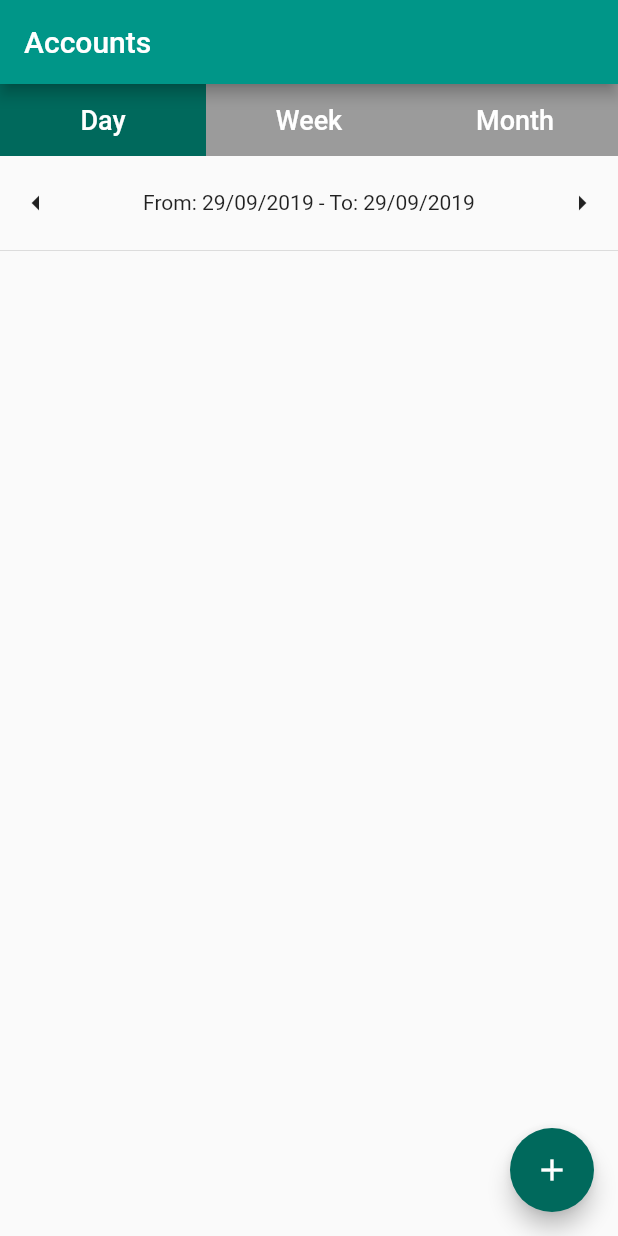
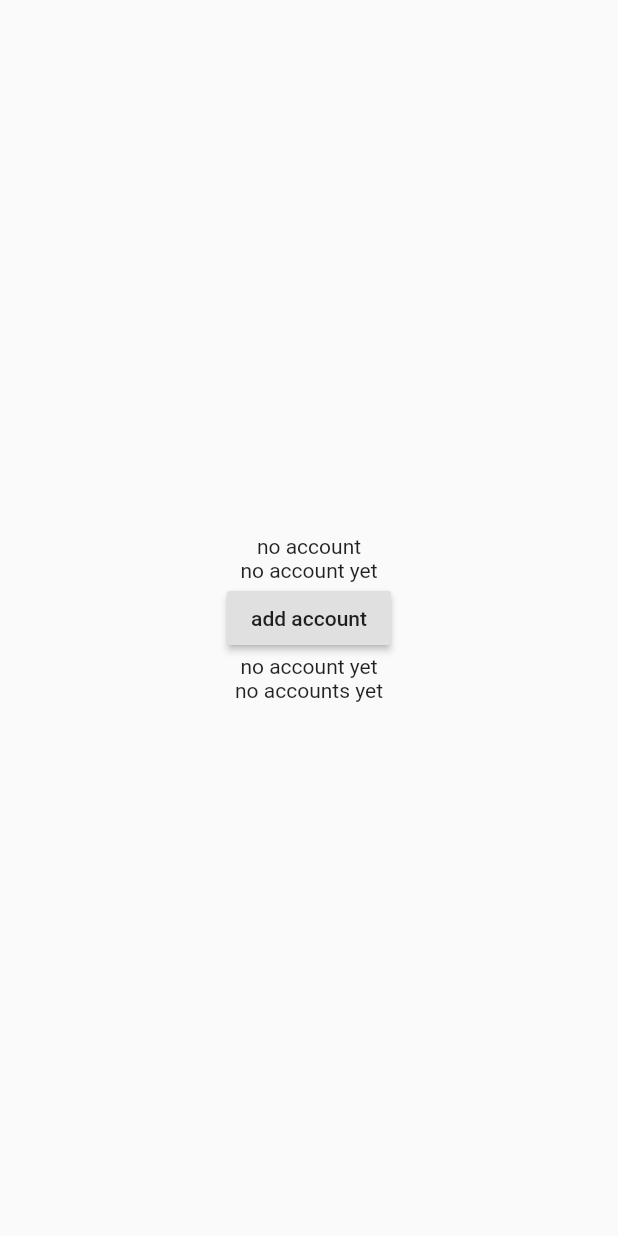
Before and after one commit to felixssimoes/myxpenses-flutter, a Flutter app: the screen it shows after launch, on a phone screen of 412 x 824 dp. Run offline on Flutter 3.47's test engine with Material 2 defaults, Android fonts, the phone set to English and light mode, and no system bars; our stand-ins replace datetime_picker_formfield, get_it, rxdart, shared_preferences.

Commit message:
providers tests

```diff
--- a/lib/app/app.dart
+++ b/lib/app/app.dart
@@ -1,9 +1,11 @@
 import 'package:flutter/material.dart';
 import 'package:myxpenses/app/app_navigator.dart';
 import 'package:myxpenses/config/locator.dart';
+import 'package:myxpenses/data/models/account.model.dart';
 import 'package:myxpenses/data/providers/accounts.provider.dart';
 import 'package:myxpenses/data/providers/date_interval.provider.dart';
 import 'package:myxpenses/data/providers/expenses.provider.dart';
+import 'package:myxpenses/data/repositories/accounts.repository.dart';
 import 'package:provider/provider.dart';
 
 class MyXpensesApp extends StatelessWidget {
@@ -21,9 +23,81 @@ class MyXpensesApp extends StatelessWidget {
           primarySwatch: Colors.teal,
           accentColor: Colors.teal[800],
         ),
-        routes: AppNavigator.setupRoutes(context),
-        navigatorKey: locator<AppNavigator>().rootNavigatorKey,
+        // routes: AppNavigator.setupRoutes(context),
+        // navigatorKey: locator<AppNavigator>().rootNavigatorKey,
+        home: Screen(),
       ),
     );
   }
 }
+
+final repo = AccountsRepository();
+int count = 0;
+
+class Screen extends StatelessWidget {
+  @override
+  Widget build(BuildContext context) {
+    return Scaffold(
+      body: Column(
+        mainAxisAlignment: MainAxisAlignment.center,
+        children: <Widget>[
+          StreamProvider<Account>.value(
+            value: repo.accountById('123'),
+            child: Consumer<Account>(
+              builder: (c, a, _) {
+                print('show account stream provider/consumer');
+                return Center(child: Text(a?.name ?? 'no account'));
+              },
+            ),
+          ),
+          StreamBuilder<Account>(
+            stream: repo.accountById('123'),
+            builder: (_, AsyncSnapshot<Account> s) {
+              print('show account stream builder');
+              if (!s.hasData) {
+                return Text('no account yet');
+              }
+              return Text(s.data.name);
+            },
+          ),
+          RaisedButton(
+            child: Text('add account'),
+            onPressed: () {
+              count++;
+              repo.addAccount('name $count');
+            },
+          ),
+          StreamBuilder<Account>(
+            stream: repo.accountById('123'),
+            builder: (_, AsyncSnapshot<Account> s) {
+              print('edit account button');
+              if (!s.hasData) {
+                return Text('no account yet');
+              }
+              return RaisedButton(
+                child: Text('edit account'),
+                onPressed: () {
+                  count++;
+                  final a = s.data.copyWith(name: 'name $count');
+                  repo.updateAccount(a);
+                },
+              );
+            },
+          ),
+          StreamBuilder<List<Account>>(
+            stream: repo.accounts,
+            builder: (_, AsyncSnapshot<List<Account>> s) {
+              print('accounts list');
+              if (!s.hasData) {
+                return Text('no accounts yet');
+              }
+              return Column(
+                children: s.data.map((a) => Text(a.name)).toList(),
+              );
+            },
+          ),
+        ],
+      ),
+    );
+  }
+}
--- a/lib/data/repositories/accounts.repository.dart
+++ b/lib/data/repositories/accounts.repository.dart
@@ -1,5 +1,12 @@
 import 'package:myxpenses/data/models/account.model.dart';
 import 'package:rxdart/rxdart.dart';
+
+class AccountsStore {
+  final List<Account> _accounts = [];
+  List<Account> get accounts => _accounts;
+
+  Future<void> addAccount(Account account) async => _accounts.add(account);
+}
 
 class AccountsRepository {
   final _accounts = List<Account>();
@@ -12,20 +19,24 @@ class AccountsRepository {
 
   Observable<List<Account>> get accounts => _accountsList.stream;
 
-  // Observable<Account> accountById(String id) => _accountsList.value.firstWhere((a) => a.id == id);
   Observable<Account> accountById(String id) =>
-      _accountsList.stream.transform(ScanStreamTransformer((a, la, i) {
-        return la.firstWhere((a) => a.id == id);
-      }, null));
+      _accountsList.stream.map((la) => la.firstWhere((a) => a.id == id));
 
   Future<List<Account>> loadAccounts() async {
     return [];
   }
 
   Future<Account> addAccount(String name) async {
-    final account = Account(id: DateTime.now().toString(), name: name);
+    // final account = Account(id: DateTime.now().toString(), name: name);
+    final account = Account(id: '123', name: name);
     _accounts.add(account);
     _accountsList.add(_accounts);
     return account;
   }
+
+  Future<Account> updateAccount(Account account) async {
+    _accounts[0] = account;
+    _accountsList.add(_accounts);
+    return account;
+  }
 }
```
Also changed, not shown: 1 other file.
